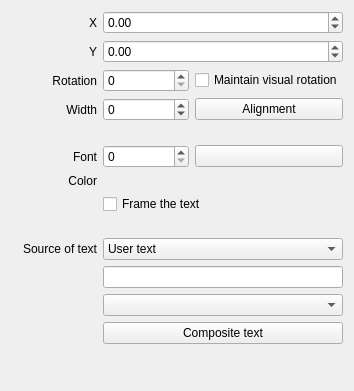
Before: the Qt Designer form sources/editor/ui/dynamictextfieldeditor.ui in EmilOsvoll/qelectrotech-source-mirror, drawn with Qt 5.
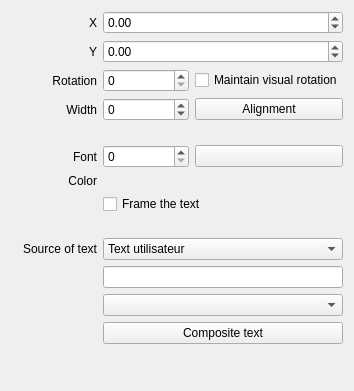
After: the same form once the commit is applied.

Diff of the .ui file:
```diff
--- a/sources/editor/ui/dynamictextfieldeditor.ui
+++ b/sources/editor/ui/dynamictextfieldeditor.ui
@@ -51,7 +51,7 @@
     <widget class="QComboBox" name="m_text_from_cb">
      <item>
       <property name="text">
-       <string>User text</string>
+       <string>Text utilisateur</string>
       </property>
      </item>
      <item>
```
Left out of the diff: 2 changed lines with no effect on the pictures.
